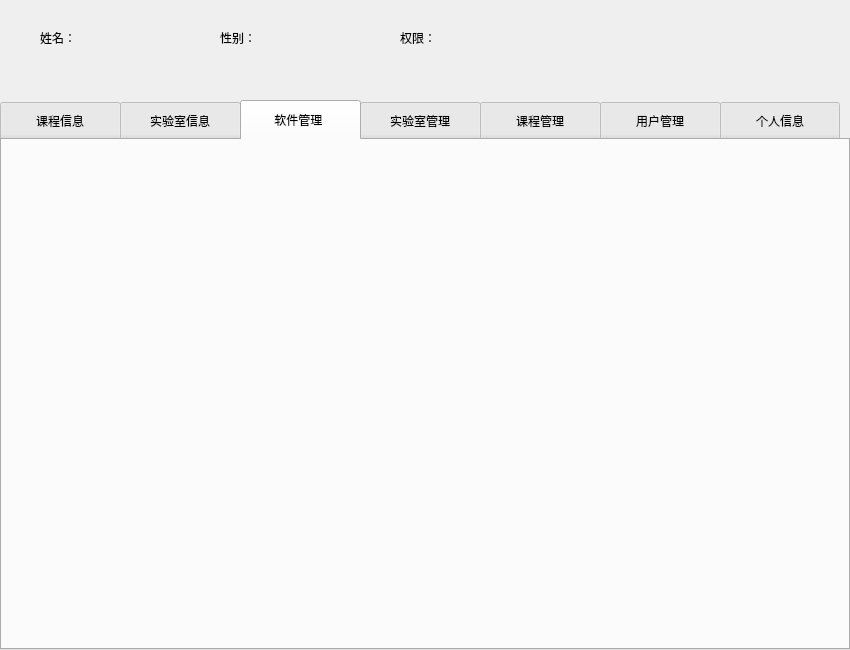
Before: the Qt Designer form ui/admin.ui in zhaojingqian/db-lab-softwaremanager, drawn with Qt 5.
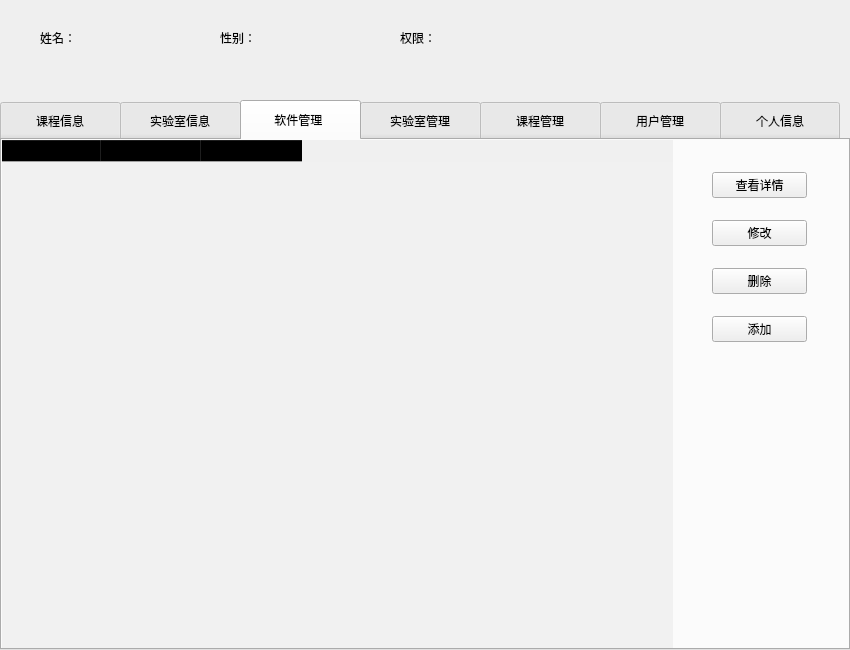
After: the same form once the commit is applied. The open tabs and pages were chosen to show the change.

Commit message: 完成软件查看和修改及删除触发器更新

Patch:
```diff
--- a/ui/admin.ui
+++ b/ui/admin.ui
@@ -66,6 +66,139 @@
     <attribute name="title">
      <string>软件管理 </string>
     </attribute>
+    <widget class="QTableWidget" name="admin_page_3">
+     <property name="geometry">
+      <rect>
+       <x>0</x>
+       <y>0</y>
+       <width>671</width>
+       <height>550</height>
+      </rect>
+     </property>
+     <property name="font">
+      <font>
+       <family>微软雅黑</family>
+      </font>
+     </property>
+     <property name="styleSheet">
+      <string notr="true">border:none;
+background-color: rgba(240, 240, 240, 240);</string>
+     </property>
+     <property name="dragEnabled">
+      <bool>false</bool>
+     </property>
+     <property name="rowCount">
+      <number>0</number>
+     </property>
+     <column>
+      <property name="text">
+       <string>软件编号</string>
+      </property>
+      <property name="font">
+       <font>
+        <family>微软雅黑</family>
+        <weight>75</weight>
+        <italic>true</italic>
+        <bold>true</bold>
+       </font>
+      </property>
+      <property name="background">
+       <color>
+        <red>0</red>
+        <green>0</green>
+        <blue>0</blue>
+       </color>
+      </property>
+     </column>
+     <column>
+      <property name="text">
+       <string>软件名称</string>
+      </property>
+      <property name="font">
+       <font>
+        <weight>75</weight>
+        <italic>true</italic>
+        <bold>true</bold>
+       </font>
+      </property>
+     </column>
+     <column>
+      <property name="text">
+       <string>软件类型</string>
+      </property>
+      <property name="font">
+       <font>
+        <family>微软雅黑</family>
+        <weight>75</weight>
+        <italic>true</italic>
+        <bold>true</bold>
+       </font>
+      </property>
+     </column>
+    </widget>
+    <widget class="QWidget" name="">
+     <property name="geometry">
+      <rect>
+       <x>710</x>
+       <y>30</y>
+       <width>95</width>
+       <height>178</height>
+      </rect>
+     </property>
+     <layout class="QVBoxLayout" name="verticalLayout">
+      <property name="spacing">
+       <number>20</number>
+      </property>
+      <item>
+       <widget class="QPushButton" name="spushButton">
+        <property name="font">
+         <font>
+          <family>微软雅黑</family>
+         </font>
+        </property>
+        <property name="text">
+         <string>查看详情</string>
+        </property>
+       </widget>
+      </item>
+      <item>
+       <widget class="QPushButton" name="spushButton_2">
+        <property name="font">
+         <font>
+          <family>微软雅黑</family>
+         </font>
+        </property>
+        <property name="text">
+         <string>修改</string>
+        </property>
+       </widget>
+      </item>
+      <item>
+       <widget class="QPushButton" name="spushButton_3">
+        <property name="font">
+         <font>
+          <family>微软雅黑</family>
+         </font>
+        </property>
+        <property name="text">
+         <string>删除</string>
+        </property>
+       </widget>
+      </item>
+      <item>
+       <widget class="QPushButton" name="spushButton_4">
+        <property name="font">
+         <font>
+          <family>微软雅黑</family>
+         </font>
+        </property>
+        <property name="text">
+         <string>添加</string>
+        </property>
+       </widget>
+      </item>
+     </layout>
+    </widget>
    </widget>
    <widget class="QWidget" name="admin_tab4">
     <attribute name="title">
```
Left out of the diff: 325 changed lines with no effect on the pictures. The commit also changes 21 other files.
